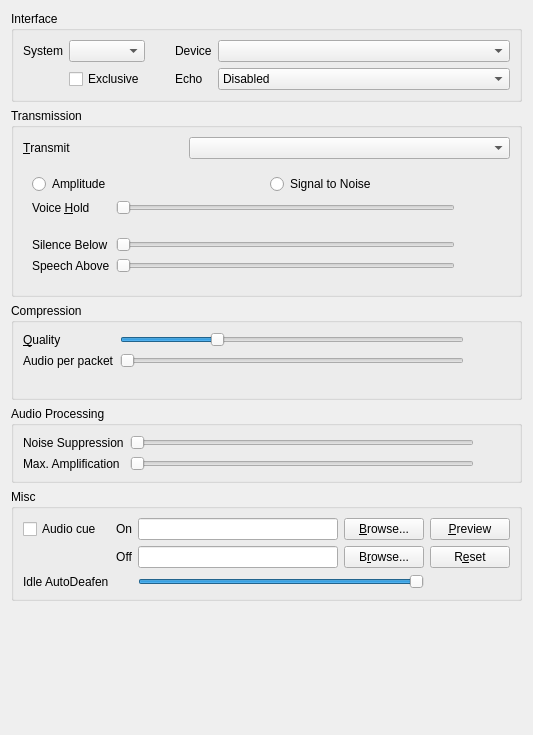
Before: the Qt Designer form src/mumble/AudioInput.ui in mumble-voip/mumble, drawn with Qt 5.
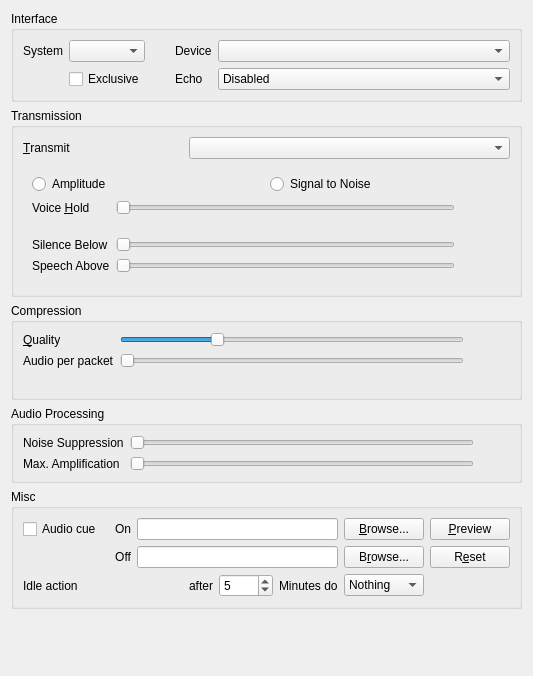
After: the same form once the commit is applied. Custom widgets are drawn as their Qt base class.

Commit message: Redesign idle action configuration and add a mute idle action.

```diff
--- a/src/mumble/AudioInput.ui
+++ b/src/mumble/AudioInput.ui
@@ -7,7 +7,7 @@
     <x>0</x>
     <y>0</y>
     <width>533</width>
-    <height>735</height>
+    <height>676</height>
    </rect>
   </property>
   <property name="windowTitle">
@@ -680,65 +680,13 @@
       <string>Misc</string>
      </property>
      <layout class="QGridLayout" name="_2">
-      <item row="1" column="0">
-       <widget class="QCheckBox" name="qcbPushClick">
-        <property name="toolTip">
-         <string>Audible audio cue when starting or stopping to transmit</string>
-        </property>
-        <property name="whatsThis">
-         <string>&lt;b&gt;This enables transmission audio cues.&lt;/b&gt;&lt;br /&gt;Setting this will give you a short audio beep when you start and stop transmitting.</string>
-        </property>
-        <property name="text">
-         <string>Audio cue</string>
-        </property>
-       </widget>
-      </item>
-      <item row="11" column="5" colspan="2">
-       <widget class="QSlider" name="qsIdle">
-        <property name="toolTip">
-         <string>How long to remain idle before auto-deafen.</string>
-        </property>
-        <property name="whatsThis">
-         <string>This sets an idle timer. If the timer expires without any audio being sent to the server, you are muted and deafened.</string>
-        </property>
-        <property name="maximum">
-         <number>1800</number>
-        </property>
-        <property name="singleStep">
-         <number>60</number>
-        </property>
-        <property name="pageStep">
-         <number>300</number>
-        </property>
-        <property name="value">
-         <number>1800</number>
-        </property>
-        <property name="orientation">
-         <enum>Qt::Horizontal</enum>
-        </property>
-       </widget>
-      </item>
-      <item row="1" column="5">
-       <widget class="QLineEdit" name="qlePushClickPathOn">
-        <property name="toolTip">
-         <string>Gets played when starting to transmit</string>
-        </property>
-       </widget>
-      </item>
-      <item row="1" column="3">
-       <widget class="QLabel" name="qlPushClickOn">
-        <property name="text">
-         <string>On</string>
-        </property>
-        <property name="alignment">
-         <set>Qt::AlignRight|Qt::AlignTrailing|Qt::AlignVCenter</set>
-        </property>
-       </widget>
-      </item>
       <item row="2" column="5">
-       <widget class="QLineEdit" name="qlePushClickPathOff">
+       <widget class="QPushButton" name="qpbPushClickBrowseOff">
         <property name="toolTip">
-         <string>Gets played when stopping to transmit</string>
+         <string>Browse for off audio file</string>
+        </property>
+        <property name="text">
+         <string>B&amp;rowse...</string>
         </property>
        </widget>
       </item>
@@ -752,7 +700,17 @@
         </property>
        </widget>
       </item>
-      <item row="1" column="7">
+      <item row="1" column="3">
+       <widget class="QLabel" name="qlPushClickOn">
+        <property name="text">
+         <string>On</string>
+        </property>
+        <property name="alignment">
+         <set>Qt::AlignRight|Qt::AlignTrailing|Qt::AlignVCenter</set>
+        </property>
+       </widget>
+      </item>
+      <item row="1" column="6">
        <widget class="QPushButton" name="qpbPushClickPreview">
         <property name="toolTip">
          <string>Preview the audio cues</string>
@@ -765,7 +723,7 @@
         </property>
        </widget>
       </item>
-      <item row="2" column="7">
+      <item row="2" column="6">
        <widget class="QPushButton" name="qpbPushClickReset">
         <property name="toolTip">
          <string>Reset audio cue to default</string>
@@ -778,37 +736,7 @@
         </property>
        </widget>
       </item>
-      <item row="11" column="0">
-       <widget class="QLabel" name="qliIdle">
-        <property name="text">
-         <string>Idle AutoDeafen</string>
-        </property>
-       </widget>
-      </item>
-      <item row="11" column="7">
-       <widget class="QLabel" name="qlIdle">
-        <property name="minimumSize">
-         <size>
-          <width>30</width>
-          <height>0</height>
-         </size>
-        </property>
-        <property name="text">
-         <string/>
-        </property>
-       </widget>
-      </item>
-      <item row="2" column="6">
-       <widget class="QPushButton" name="qpbPushClickBrowseOff">
-        <property name="toolTip">
-         <string>Browse for off audio file</string>
-        </property>
-        <property name="text">
-         <string>B&amp;rowse...</string>
-        </property>
-       </widget>
-      </item>
-      <item row="1" column="6">
+      <item row="1" column="5">
        <widget class="QPushButton" name="qpbPushClickBrowseOn">
         <property name="toolTip">
          <string>Browse for on audio file</string>
@@ -818,6 +746,109 @@
         </property>
        </widget>
       </item>
+      <item row="1" column="4">
+       <widget class="QLineEdit" name="qlePushClickPathOn">
+        <property name="toolTip">
+         <string>Gets played when starting to transmit</string>
+        </property>
+       </widget>
+      </item>
+      <item row="2" column="4">
+       <widget class="QLineEdit" name="qlePushClickPathOff">
+        <property name="toolTip">
+         <string>Gets played when stopping to transmit</string>
+        </property>
+       </widget>
+      </item>
+      <item row="1" column="0">
+       <widget class="QCheckBox" name="qcbPushClick">
+        <property name="toolTip">
+         <string>Audible audio cue when starting or stopping to transmit</string>
+        </property>
+        <property name="whatsThis">
+         <string>&lt;b&gt;This enables transmission audio cues.&lt;/b&gt;&lt;br /&gt;Setting this will give you a short audio beep when you start and stop transmitting.</string>
+        </property>
+        <property name="text">
+         <string>Audio cue</string>
+        </property>
+       </widget>
+      </item>
+      <item row="3" column="4">
+       <layout class="QHBoxLayout" name="horizontalLayout">
+        <item>
+         <spacer name="horizontalSpacer">
+          <property name="orientation">
+           <enum>Qt::Horizontal</enum>
+          </property>
+          <property name="sizeHint" stdset="0">
+           <size>
+            <width>40</width>
+            <height>20</height>
+           </size>
+          </property>
+         </spacer>
+        </item>
+        <item>
+         <widget class="QLabel" name="qlIdle2">
+          <property name="text">
+           <string>after</string>
+          </property>
+         </widget>
+        </item>
+        <item>
+         <widget class="QSpinBox" name="qsbIdle">
+          <property name="minimum">
+           <number>1</number>
+          </property>
+          <property name="maximum">
+           <number>5000</number>
+          </property>
+          <property name="value">
+           <number>5</number>
+          </property>
+         </widget>
+        </item>
+        <item>
+         <widget class="QLabel" name="qlIdle">
+          <property name="minimumSize">
+           <size>
+            <width>30</width>
+            <height>0</height>
+           </size>
+          </property>
+          <property name="text">
+           <string>Minutes do</string>
+          </property>
+         </widget>
+        </item>
+       </layout>
+      </item>
+      <item row="3" column="5">
+       <widget class="QComboBox" name="qcbIdleAction">
+        <item>
+         <property name="text">
+          <string>Nothing</string>
+         </property>
+        </item>
+        <item>
+         <property name="text">
+          <string>Deafen</string>
+         </property>
+        </item>
+        <item>
+         <property name="text">
+          <string>Mute</string>
+         </property>
+        </item>
+       </widget>
+      </item>
+      <item row="3" column="0" colspan="2">
+       <widget class="QLabel" name="qliIdle">
+        <property name="text">
+         <string>Idle action</string>
+        </property>
+       </widget>
+      </item>
      </layout>
     </widget>
    </item>
```
The commit also changes 7 other files.
